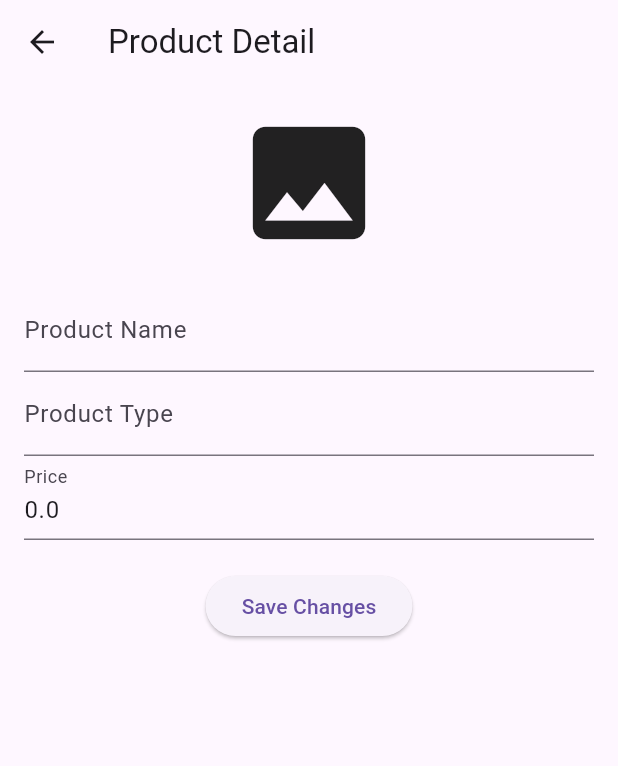
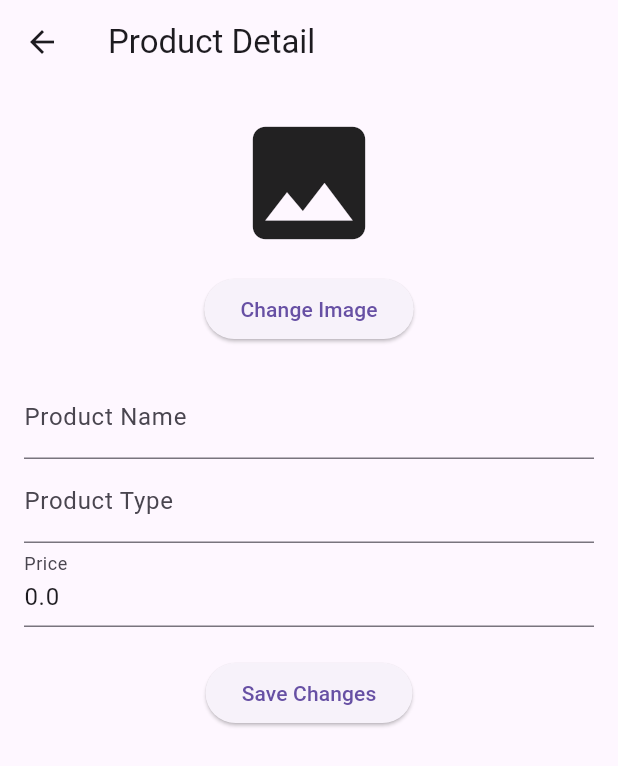
Before and after one commit to letangphuquy/product_management, a Flutter app: the ProductDetailScreen screen opened directly with empty values, on a phone screen of 412 x 824 dp. Shown: the top 766 px of the screen. Run offline on Flutter 3.47's test engine with Material 3 defaults, Android fonts, the phone set to English and light mode, and no system bars; our stand-ins replace cloud_firestore, firebase_auth, firebase_core, firebase_storage, flutter_dotenv, image_picker; missing offline and left inert: firebase_app_check; accounts and stored records are empty; generated files the repository leaves out were written again.

Commit message:
feat: edit image in product_details_screen

```diff
--- a/lib/screens/product_detail_screen.dart
+++ b/lib/screens/product_detail_screen.dart
@@ -1,7 +1,10 @@
 // screens/product_detail_screen.dart
+import 'dart:io';
 import 'package:flutter/material.dart';
+import 'package:image_picker/image_picker.dart';
 import '../models/product_model.dart';
 import '../services/firestore_service.dart';
+import '../services/storage_service.dart';
 
 class ProductDetailScreen extends StatefulWidget {
   final Product product;
@@ -19,6 +22,9 @@ class _ProductDetailScreenState extends State<ProductDetailScreen> {
   late TextEditingController _priceController;
 
   final FirestoreService _firestoreService = FirestoreService();
+
+  File? _newImage;
+  final StorageService _storageService = StorageService();
 
   @override
   void initState() {
@@ -38,14 +44,36 @@ class _ProductDetailScreenState extends State<ProductDetailScreen> {
     super.dispose();
   }
 
+  Future<void> _pickNewImage() async {
+    final ImagePicker picker = ImagePicker();
+    final XFile? xfile = await picker.pickImage(source: ImageSource.gallery);
+    if (xfile != null) {
+      setState(() {
+        _newImage = File(xfile.path);
+      });
+    }
+  }
+
   Future<void> _saveChanges() async {
+    String imageUrl = widget.product.imageUrl;
+    // If a new image was selected, upload it
+    if (_newImage != null) {
+      try {
+        imageUrl = await _storageService.uploadImage(_newImage!);
+      } catch (e) {
+        ScaffoldMessenger.of(context).showSnackBar(
+          SnackBar(content: Text('Error uploading new image: $e')),
+        );
+        return;
+      }
+    }
     // Create an updated product, keeping the same id and imageUrl
     final updatedProduct = Product(
       id: widget.product.id,
       name: _nameController.text,
       type: _typeController.text,
       price: double.tryParse(_priceController.text) ?? 0.0,
-      imageUrl: widget.product.imageUrl,
+      imageUrl: imageUrl,
     );
 
     try {
@@ -69,10 +97,18 @@ class _ProductDetailScreenState extends State<ProductDetailScreen> {
         padding: const EdgeInsets.all(16.0),
         child: Column(
           children: [
-            widget.product.imageUrl.isNotEmpty
-                ? Image.network(widget.product.imageUrl,
-                    height: 150, fit: BoxFit.cover)
-                : const Icon(Icons.image, size: 100),
+            // Display current or newly selected image
+            _newImage != null
+                ? Image.file(_newImage!, height: 150, fit: BoxFit.cover)
+                : (widget.product.imageUrl.isNotEmpty
+                    ? Image.network(widget.product.imageUrl,
+                        height: 150, fit: BoxFit.cover)
+                    : const Icon(Icons.image, size: 100)),
+            const SizedBox(height: 10),
+            ElevatedButton(
+              onPressed: _pickNewImage,
+              child: const Text('Change Image'),
+            ),
             const SizedBox(height: 20),
             TextField(
               controller: _nameController,
```
